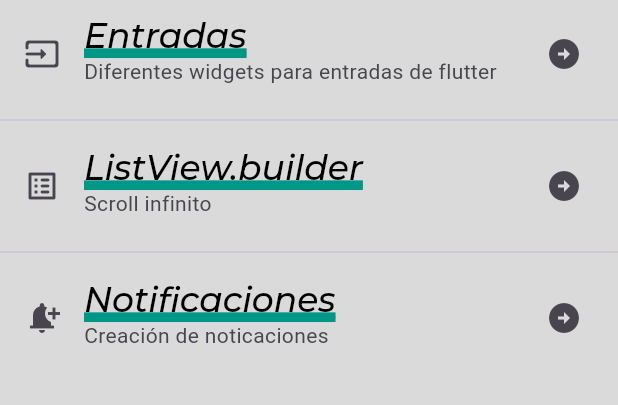
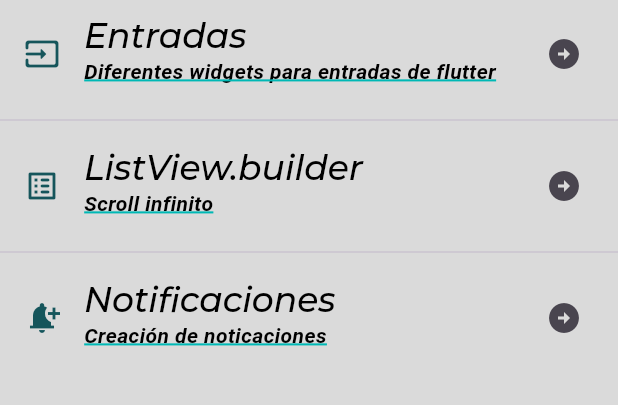
Before and after one commit to DiegoARomeroH/componentes_Flutter, a Flutter app: the screen it shows after launch, on a phone screen of 412 x 824 dp, the part 84-489 px from its top. Run offline on Flutter 3.47's test engine with Material 3 defaults, Android fonts, the phone set to English and light mode, and no system bars; our stand-ins replace google_fonts.

Commit message:
Finalizing the app theme

```diff
--- a/lib/screens/home_screen.dart
+++ b/lib/screens/home_screen.dart
@@ -1,4 +1,5 @@
 import 'package:flutter/material.dart';
+import 'package:parctica_3_flutter/theme/app_theme.dart';
 
 class HomeScreen extends StatelessWidget {
   const HomeScreen({super.key});
@@ -12,32 +13,41 @@ class HomeScreen extends StatelessWidget {
         body: ListView(
           children: [
             ListTile(
-              leading: const Icon(Icons.input_rounded),
+              leading: const Icon(Icons.input_rounded,
+                             color: AppTheme.iconColor),
               title: Text('Entradas',
               style: Theme.of(context).textTheme.headlineLarge,
               ),
-              subtitle: const Text('Diferentes widgets para entradas de flutter'),
+              subtitle: Text('Diferentes widgets para entradas de flutter',
+              style: AppTheme.lightTheme.textTheme.bodySmall,
+              ),
               trailing: const Icon(Icons.arrow_circle_right),
             ),
             const Divider(),
 
             ListTile(
-              leading:  const Icon(Icons.list_alt_rounded),
+              leading:  const Icon(Icons.list_alt_rounded,
+                              color: AppTheme.iconColor),
               title: Text('ListView.builder',
               style: Theme.of(context).textTheme.headlineLarge
               ),
-              subtitle: const Text('Scroll infinito'),
+              subtitle: Text('Scroll infinito',
+              style: AppTheme.lightTheme.textTheme.bodySmall,
+              ),
               trailing: const Icon(Icons.arrow_circle_right),
 
             ),
             const Divider(),
 
             ListTile(
-              leading: const Icon(Icons.notification_add),
+              leading: const Icon(Icons.notification_add,
+                             color: AppTheme.iconColor),
               title: Text('Notificaciones',
               style: Theme.of(context).textTheme.headlineLarge
               ),
-              subtitle: const Text('Creación de noticaciones'),
+              subtitle: Text('Creación de noticaciones',
+              style: AppTheme.lightTheme.textTheme.bodySmall,
+              ),
               trailing: const Icon(Icons.arrow_circle_right),
             ),
           ],
--- a/lib/theme/app_theme.dart
+++ b/lib/theme/app_theme.dart
@@ -6,6 +6,7 @@ class AppTheme{
   static const maincolor = Color.fromARGB(248, 0, 193, 74);
   static const backColor = Color.fromARGB(169, 199, 199, 199);
   static const letterColor = Color.fromARGB(255, 0, 0, 0);
+  static const iconColor = Color.fromARGB(230, 0, 71, 78);
 
 
   // Declaraciones del tema
@@ -17,13 +18,22 @@ class AppTheme{
             color: letterColor,
             fontSize: 23.0,
             fontWeight: FontWeight.w500,
-            decoration: TextDecoration.underline,
+            decoration: TextDecoration.none,
             decorationColor: Colors.teal,
             decorationStyle: TextDecorationStyle.double,
-            decorationThickness: 3.0,
+            decorationThickness: 2.5,
             fontStyle: FontStyle.italic,
           ),
-          // bodySmall: GoogleFonts.aBeeZee(),
+
+          bodySmall: GoogleFonts.aBeeZee(
+            color: letterColor,
+            fontWeight: FontWeight.bold,
+            decoration: TextDecoration.underline,
+            decorationColor: const Color.fromARGB(255, 0, 184, 181),
+            decorationStyle: TextDecorationStyle.solid,
+            decorationThickness: 2.0,
+            fontStyle: FontStyle.italic,
+          ),
         ),
   );
 }
```
